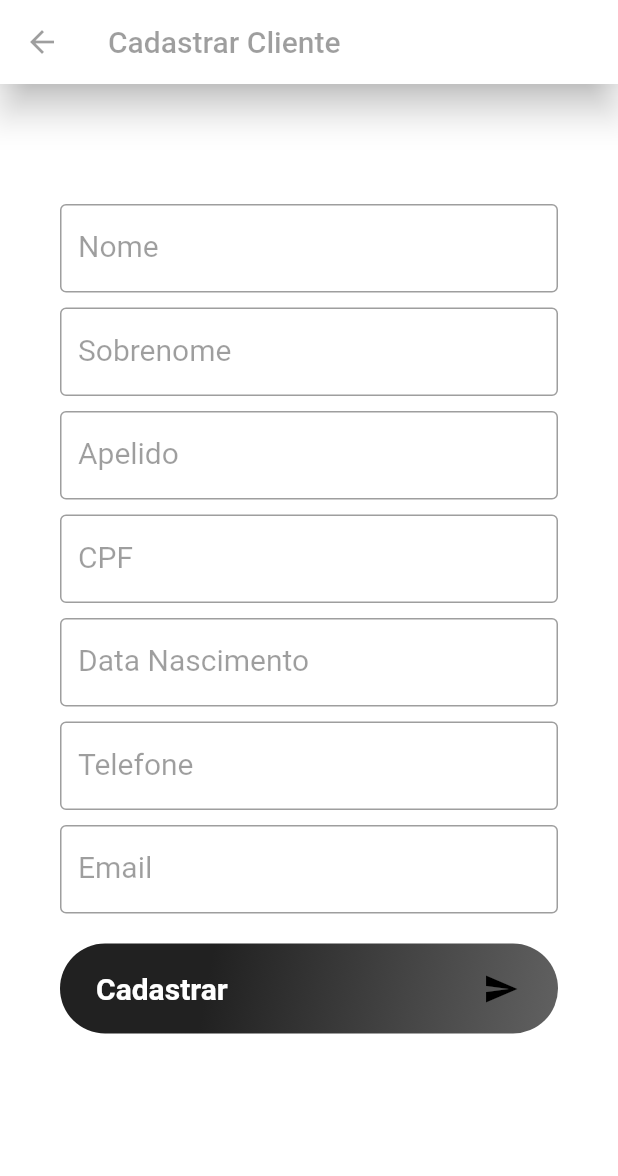
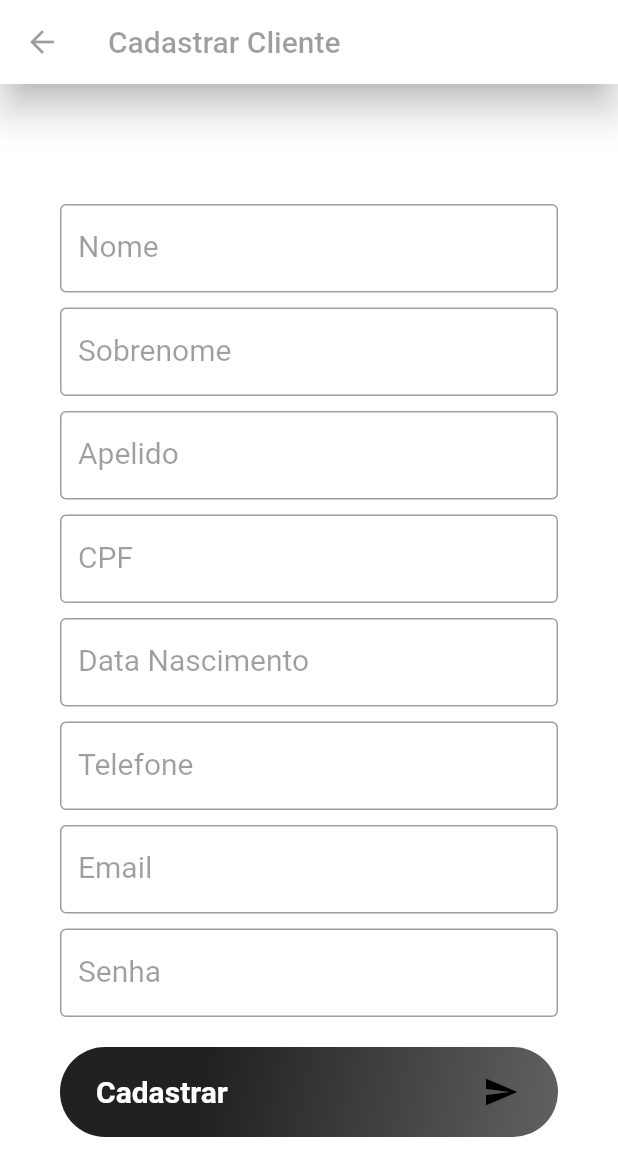
Before and after one commit to dieinimymaganha/GalleryShop, a Flutter app: the CreateNewUserClient screen opened directly, on a phone screen of 412 x 824 dp. Shown: the top 1176 px of the screen. Run offline on Flutter 3.47's test engine with Material 2 defaults, Android fonts, the phone set to English and light mode, and no system bars; our stand-ins replace flutter_masked_text, shared_preferences; missing offline and left inert: http_interceptor; accounts and stored records are empty.

Commit message:
Incluido campo senha e feito ajustes no custom_form

```diff
--- a/frontend/galleryshopcustomers/lib/components/custom_form.dart
+++ b/frontend/galleryshopcustomers/lib/components/custom_form.dart
@@ -6,15 +6,22 @@ class CustomForm extends StatelessWidget {
   final String tip;
   final Widget icon;
   final TextInputType textInputType;
+  final bool obscure;
 
   CustomForm(
-      {this.controller, this.label, this.tip, this.icon, this.textInputType});
+      {this.controller,
+      this.label,
+      this.tip,
+      this.icon,
+      this.textInputType,
+      this.obscure});
 
   @override
   Widget build(BuildContext context) {
     return TextFormField(
       style: TextStyle(color: Color(0xFFF234253), fontWeight: FontWeight.bold),
       controller: controller,
+      obscureText: obscure,
       decoration: InputDecoration(
         focusedBorder: OutlineInputBorder(
           borderSide: BorderSide(color: Colors.grey, width: 1.0),
@@ -30,10 +37,7 @@ class CustomForm extends StatelessWidget {
         hintText: tip,
         suffixIcon: icon,
       ),
-
       keyboardType: textInputType,
-
     );
-
   }
 }
--- a/frontend/galleryshopcustomers/lib/screens/create_new_user_client.dart
+++ b/frontend/galleryshopcustomers/lib/screens/create_new_user_client.dart
@@ -18,6 +18,8 @@ const _labelFieldPhoneNumber = 'Telefone';
 const _tipFieldPhoneNumber = '(000) 00000-0000';
 const _labelFieldEmail = 'Email';
 const _tipFieldEmail = 'Digite o e-mail';
+const _labelFieldPassword = 'Senha';
+
 
 final TextEditingController _controllerFieldName = TextEditingController();
 final TextEditingController _controllerFieldLastName = TextEditingController();
@@ -30,6 +32,10 @@ final MaskedTextController _controllerMaskFieldPhoneNumber =
 final MaskedTextController _controllerMaskFieldBirthDate =
     new MaskedTextController(mask: '00/00/0000');
 final TextEditingController _controllerFieldEmail = TextEditingController();
+
+final TextEditingController _controllerPassword = TextEditingController();
+
+final double _space = 10.0;
 
 class CreateNewUserClient extends StatelessWidget {
   final TextEditingController _controllerFieldName = TextEditingController();
@@ -73,27 +79,31 @@ class CreateNewUserClient extends StatelessWidget {
                     tip: _tipFieldName,
                     label: _labelFieldName,
                     textInputType: TextInputType.text,
+                    obscure: false,
                   ),
-                  SizedBox(height: 10),
+                  SizedBox(height: _space),
                   CustomForm(
                     controller: _controllerFieldLastName,
                     tip: _tipFieldLastName,
                     label: _labelFieldLastName,
                     textInputType: TextInputType.text,
+                    obscure: false,
                   ),
-                  SizedBox(height: 10),
+                  SizedBox(height: _space),
                   CustomForm(
                     controller: _controllerFieldNickname,
                     tip: _tipFieldNickname,
                     label: _labelFieldNickname,
                     textInputType: TextInputType.text,
+                    obscure: false,
                   ),
-                  SizedBox(height: 10),
+                  SizedBox(height: _space),
                   CustomForm(
                     controller: _controllerMaskFieldCpf,
                     tip: _tipFieldCpf,
                     label: _labelFieldCpf,
                     textInputType: TextInputType.number,
+                    obscure: false,
                   ),
                   SizedBox(height: 10),
                   CustomForm(
@@ -101,20 +111,29 @@ class CreateNewUserClient extends StatelessWidget {
                     tip: _tipFieldBirhdate,
                     label: _labelFieldBirhDate,
                     textInputType: TextInputType.number,
+                    obscure: false,
                   ),
-                  SizedBox(height: 10),
+                  SizedBox(height: _space),
                   CustomForm(
                     controller: _controllerMaskFieldPhoneNumber,
                     tip: _tipFieldPhoneNumber,
                     label: _labelFieldPhoneNumber,
                     textInputType: TextInputType.number,
+                    obscure: false,
                   ),
-                  SizedBox(height: 10),
+                  SizedBox(height: _space),
                   CustomForm(
                     controller: _controllerFieldEmail,
                     tip: _tipFieldEmail,
                     label: _labelFieldEmail,
                     textInputType: TextInputType.emailAddress,
+                    obscure: false,
+                  ),
+                  SizedBox(height: _space),
+                  CustomForm(
+                    controller: _controllerPassword,
+                    label: _labelFieldPassword,
+                    obscure: true,
                   ),
                   SizedBox(
                     height: 20,
```
